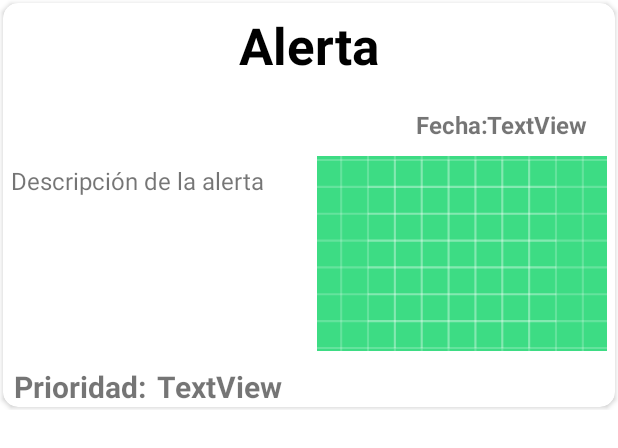
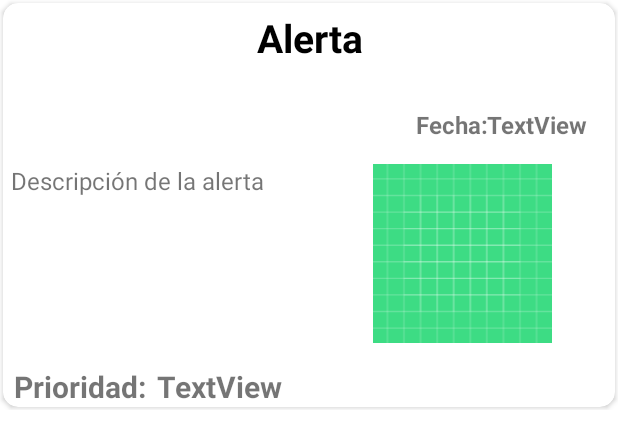
Before and after one commit to GermanGuzmanLopez/Atizappan, an Android app: the layout renglon_alerta.xml on its own in the app's theme, with its tools: preview values and no code run, on a phone screen of 412 x 824 dp. Shown: the top 448 px of the screen. Run offline under Robolectric (Android 15) with nearby library versions, the phone set to English and light mode, and no system bars.

Commit message:
update renglon alertas

```diff
--- a/app/src/main/res/layout/renglon_alerta.xml
+++ b/app/src/main/res/layout/renglon_alerta.xml
@@ -27,7 +27,7 @@
                 android:text="Alerta"
                 android:textAlignment="center"
                 android:textColor="@color/black"
-                android:textSize="34sp"
+                android:textSize="26sp"
                 android:textStyle="bold" />
 
             <LinearLayout
@@ -69,19 +69,19 @@
                     android:layout_height="match_parent"
                     android:layout_weight="1"
                     android:ellipsize="end"
-                    android:maxLines="6"
+                    android:maxLines="8"
                     android:padding="5dp"
                     android:text="Descripción de la alerta"
                     android:textSize="16sp" />
+
                 <ImageView
+                    android:id="@+id/imgAlerta"
                     android:layout_width="match_parent"
                     android:layout_height="match_parent"
+                    android:layout_weight="1"
                     android:padding="5dp"
-                    android:layout_weight="1"
-                    android:scaleType="centerCrop"
-                    android:id="@+id/imgAlerta"
-                    android:src="@drawable/ic_launcher_background"
-                    />
+                    android:scaleType="fitCenter"
+                    android:src="@drawable/ic_launcher_background" />
 
             </LinearLayout>
 
```
